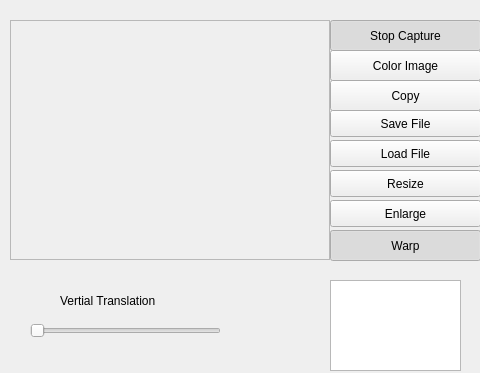
Old version of the form mainwindow.ui in the repository MenaRicci/VisionArtificial; both pictures show x 380 to 860 and y 0 to 373 of the 860 by 373 pixel window.
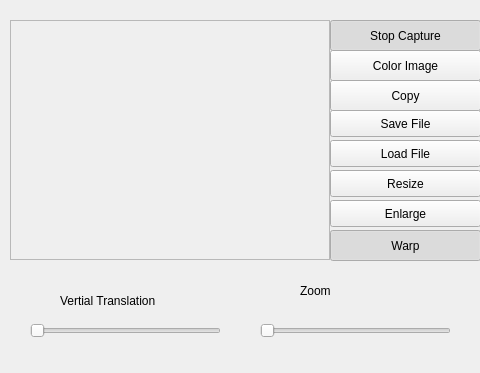
New version of the form.

Commit message: Zoom en esquina Superior Izquierda

```diff
--- a/mainwindow.ui
+++ b/mainwindow.ui
@@ -144,16 +144,6 @@
     <string>Resize</string>
    </property>
   </widget>
-  <widget class="QTextEdit" name="textEdit">
-   <property name="geometry">
-    <rect>
-     <x>710</x>
-     <y>280</y>
-     <width>131</width>
-     <height>91</height>
-    </rect>
-   </property>
-  </widget>
   <widget class="QPushButton" name="EnlargeButton">
    <property name="geometry">
     <rect>
@@ -282,6 +272,44 @@
     <string>Angle</string>
    </property>
   </widget>
+  <widget class="QSlider" name="Zoom">
+   <property name="geometry">
+    <rect>
+     <x>640</x>
+     <y>320</y>
+     <width>191</width>
+     <height>21</height>
+    </rect>
+   </property>
+   <property name="minimum">
+    <number>1</number>
+   </property>
+   <property name="maximum">
+    <number>10</number>
+   </property>
+   <property name="singleStep">
+    <number>1</number>
+   </property>
+   <property name="pageStep">
+    <number>1</number>
+   </property>
+   <property name="orientation">
+    <enum>Qt::Horizontal</enum>
+   </property>
+  </widget>
+  <widget class="QLabel" name="label_4">
+   <property name="geometry">
+    <rect>
+     <x>680</x>
+     <y>280</y>
+     <width>161</width>
+     <height>21</height>
+    </rect>
+   </property>
+   <property name="text">
+    <string>Zoom</string>
+   </property>
+  </widget>
  </widget>
  <resources/>
  <connections/>
```
The commit also changes 2 other files.
